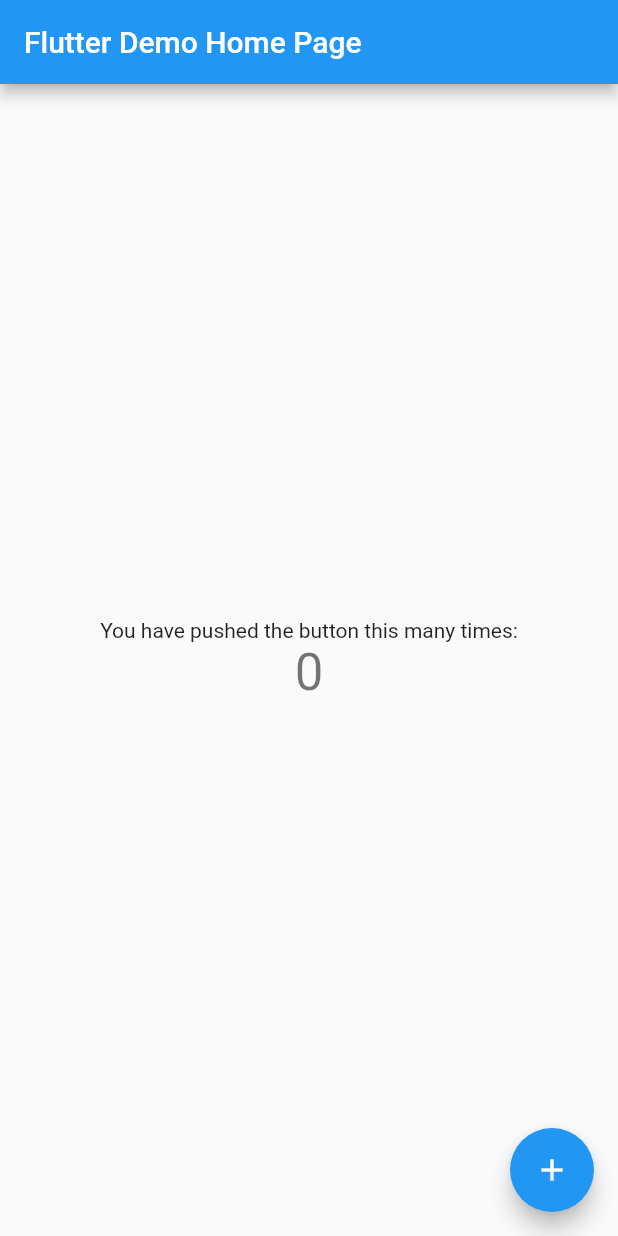
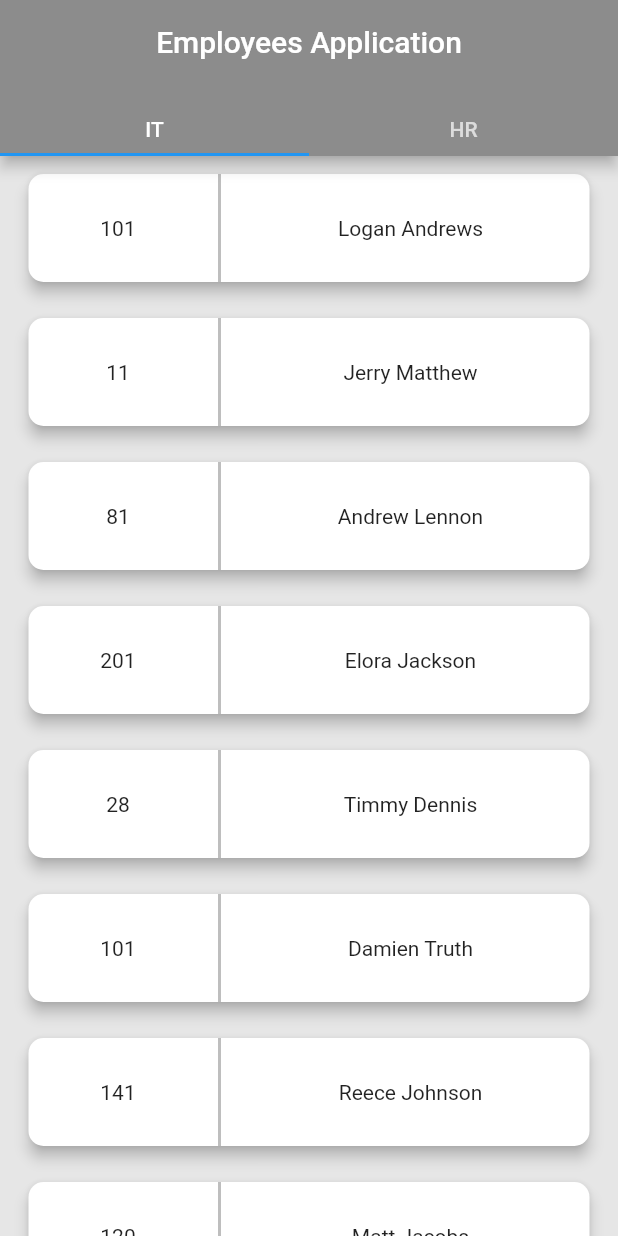
Before and after one commit to HarryJackson1996/employee_application, a Flutter app: the screen it shows after launch, on a phone screen of 412 x 824 dp. Run offline on Flutter 3.47's test engine with Material 2 defaults, Android fonts, the phone set to English and light mode, and no system bars; our stand-ins replace get_it, hive, hive_flutter; accounts and stored records are empty; generated files the repository leaves out were written again.

Commit message:
Implemented basic application for displaying list data separated by category
Implemented logic for fetching and caching employee data.

The employees are then displayed in two separate lists that contain employees that match their category type.

```diff
--- /dev/null
+++ b/employee_application/lib/clients/employee_client.dart
@@ -0,0 +1,23 @@
+import 'dart:convert';
+
+import 'package:employee_application/models/employee_model.dart';
+import 'package:flutter/foundation.dart';
+import 'package:flutter/services.dart';
+
+Employees parseEmployeeConfig(String repsonseBody) {
+  return Employees.fromJson(jsonDecode(repsonseBody));
+}
+
+class EmployeeClient {
+  final String _jsonPath = 'assets/json/employees.json';
+
+  Future<Employees> fetchEmployees() async {
+    try {
+      String data = await rootBundle.loadString(_jsonPath);
+      return compute(parseEmployeeConfig, data);
+    } catch (e) {
+      print(e);
+      return e;
+    }
+  }
+}
--- /dev/null
+++ b/employee_application/lib/consts/box_consts.dart
@@ -0,0 +1 @@
+const String tEmployeesBox = 'tEmployeesBox';
--- /dev/null
+++ b/employee_application/lib/consts/routes_consts.dart
@@ -0,0 +1 @@
+const String initialRoute = '/';
--- /dev/null
+++ b/employee_application/lib/locator.dart
@@ -0,0 +1,18 @@
+import 'package:employee_application/clients/employee_client.dart';
+import 'package:employee_application/consts/box_consts.dart';
+import 'package:employee_application/repositories/employee_repository.dart';
+import 'package:get_it/get_it.dart';
+import 'package:hive/hive.dart';
+
+import 'models/employee_model.dart';
+
+final getIt = GetIt.instance;
+
+void setup(Box<Employees> employeesBox) {
+  getIt.registerSingleton<EmployeeRepository>(
+    EmployeeRepository(
+      EmployeeClient(),
+      employeesBox,
+    ),
+  );
+}
--- a/employee_application/lib/main.dart
+++ b/employee_application/lib/main.dart
@@ -1,113 +1,48 @@
+import 'package:employee_application/locator.dart';
+import 'package:employee_application/models/employee_model.dart';
+import 'package:employee_application/providers/employee_model.dart';
 import 'package:flutter/material.dart';
+import 'package:flutter/services.dart';
+import 'package:hive/hive.dart';
+import 'package:hive_flutter/hive_flutter.dart';
+import 'package:employee_application/consts/box_consts.dart';
+import 'package:provider/provider.dart';
+import 'utils/router_utils.dart' as MyRouter;
 
-void main() {
-  runApp(MyApp());
+void _registerTypeAdapters() {
+  Hive.registerAdapter(EmployeeAdapter());
+  Hive.registerAdapter(EmployeesAdapter());
+  Hive.registerAdapter(EmployeeCategoryAdapter());
+}
+
+void _registerDeviceOrientations() {
+  SystemChrome.setPreferredOrientations([DeviceOrientation.portraitUp]);
+}
+
+void main() async {
+  WidgetsFlutterBinding.ensureInitialized();
+  _registerDeviceOrientations();
+  await Hive.initFlutter();
+  _registerTypeAdapters();
+  var employeesBox = await Hive.openBox<Employees>(tEmployeesBox);
+
+  setup(employeesBox);
+  runApp(
+    MultiProvider(
+      providers: [
+        ChangeNotifierProvider<EmployeeModel>(create: (context) => EmployeeModel()),
+      ],
+      child: MyApp(),
+    ),
+  );
 }
 
 class MyApp extends StatelessWidget {
-  // This widget is the root of your application.
   @override
   Widget build(BuildContext context) {
     return MaterialApp(
-      title: 'Flutter Demo',
-      theme: ThemeData(
-        // This is the theme of your application.
-        //
-        // Try running your application with "flutter run". You'll see the
-        // application has a blue toolbar. Then, without quitting the app, try
-        // changing the primarySwatch below to Colors.green and then invoke
-        // "hot reload" (press "r" in the console where you ran "flutter run",
-        // or simply save your changes to "hot reload" in a Flutter IDE).
-        // Notice that the counter didn't reset back to zero; the application
-        // is not restarted.
-        primarySwatch: Colors.blue,
-      ),
-      home: MyHomePage(title: 'Flutter Demo Home Page'),
+      debugShowCheckedModeBanner: false,
+      onGenerateRoute: MyRouter.Router.generateRoute,
     );
   }
 }
-
-class MyHomePage extends StatefulWidget {
-  MyHomePage({Key key, this.title}) : super(key: key);
-
-  // This widget is the home page of your application. It is stateful, meaning
-  // that it has a State object (defined below) that contains fields that affect
-  // how it looks.
-
-  // This class is the configuration for the state. It holds the values (in this
-  // case the title) provided by the parent (in this case the App widget) and
-  // used by the build method of the State. Fields in a Widget subclass are
-  // always marked "final".
-
-  final String title;
-
-  @override
-  _MyHomePageState createState() => _MyHomePageState();
-}
-
-class _MyHomePageState extends State<MyHomePage> {
-  int _counter = 0;
-
-  void _incrementCounter() {
-    setState(() {
-      // This call to setState tells the Flutter framework that something has
-      // changed in this State, which causes it to rerun the build method below
-      // so that the display can reflect the updated values. If we changed
-      // _counter without calling setState(), then the build method would not be
-      // called again, and so nothing would appear to happen.
-      _counter++;
-    });
-  }
-
-  @override
-  Widget build(BuildContext context) {
-    // This method is rerun every time setState is called, for instance as done
-    // by the _incrementCounter method above.
-    //
-    // The Flutter framework has been optimized to make rerunning build methods
-    // fast, so that you can just rebuild anything that needs updating rather
-    // than having to individually change instances of widgets.
-    return Scaffold(
-      appBar: AppBar(
-        // Here we take the value from the MyHomePage object that was created by
-        // the App.build method, and use it to set our appbar title.
-        title: Text(widget.title),
-      ),
-      body: Center(
-        // Center is a layout widget. It takes a single child and positions it
-        // in the middle of the parent.
-        child: Column(
-          // Column is also a layout widget. It takes a list of children and
-          // arranges them vertically. By default, it sizes itself to fit its
-          // children horizontally, and tries to be as tall as its parent.
-          //
-          // Invoke "debug painting" (press "p" in the console, choose the
-          // "Toggle Debug Paint" action from the Flutter Inspector in Android
-          // Studio, or the "Toggle Debug Paint" command in Visual Studio Code)
-          // to see the wireframe for each widget.
-          //
-          // Column has various properties to control how it sizes itself and
-          // how it positions its children. Here we use mainAxisAlignment to
-          // center the children vertically; the main axis here is the vertical
-          // axis because Columns are vertical (the cross axis would be
-          // horizontal).
-          mainAxisAlignment: MainAxisAlignment.center,
-          children: <Widget>[
-            Text(
-              'You have pushed the button this many times:',
-            ),
-            Text(
-              '$_counter',
-              style: Theme.of(context).textTheme.headline4,
-            ),
-          ],
-        ),
-      ),
-      floatingActionButton: FloatingActionButton(
-        onPressed: _incrementCounter,
-        tooltip: 'Increment',
-        child: Icon(Icons.add),
-      ), // This trailing comma makes auto-formatting nicer for build methods.
-    );
-  }
-}
--- /dev/null
+++ b/employee_application/lib/models/employee_model.dart
@@ -0,0 +1,107 @@
+// To parse this JSON data, do
+//
+//     final employees = employeesFromJson(jsonString);
+
+import 'dart:convert';
+
+import 'package:hive/hive.dart';
+part 'employee_model.g.dart';
+
+Employees employeesFromJson(String str) => Employees.fromJson(json.decode(str));
+
+String employeesToJson(Employees data) => json.encode(data.toJson());
+
+@HiveType(typeId: 0)
+class Employees extends HiveObject {
+  Employees({
+    this.employees,
+  });
+
+  @HiveField(0)
+  final List<Employee> employees;
+
+  Employees copyWith({
+    List<Employee> employees,
+  }) =>
+      Employees(
+        employees: employees ?? this.employees,
+      );
+
+  factory Employees.fromJson(Map<String, dynamic> json) => Employees(
+        employees: json["employees"] == null ? null : List<Employee>.from(json["employees"].map((x) => Employee.fromJson(x))),
+      );
+
+  Map<String, dynamic> toJson() => {
+        "employees": employees == null ? null : List<dynamic>.from(employees.map((x) => x.toJson())),
+      };
+}
+
+@HiveType(typeId: 1)
+class Employee extends HiveObject {
+  Employee({
+    this.id,
+    this.firstName,
+    this.lastName,
+    this.category,
+  });
+
+  @HiveField(0)
+  final int id;
+  @HiveField(1)
+  final String firstName;
+  @HiveField(2)
+  final String lastName;
+  @HiveField(3)
+  final EmployeeCategory category;
+
+  Employee copyWith({
+    int id,
+    String firstName,
+    String lastName,
+    EmployeeCategory category,
+  }) =>
+      Employee(
+        id: id ?? this.id,
+        firstName: firstName ?? this.firstName,
+        lastName: lastName ?? this.lastName,
+        category: category ?? this.category,
+      );
+
+  factory Employee.fromJson(Map<String, dynamic> json) => Employee(
+        id: json["id"] == null ? null : json["id"],
+        firstName: json["firstName"] == null ? null : json["firstName"],
+        lastName: json["lastName"] == null ? null : json["lastName"],
+        category: json["category"] == null ? null : categoryValues.map[json["category"]],
+      );
+
+  Map<String, dynamic> toJson() => {
+        "id": id == null ? null : id,
+        "firstName": firstName == null ? null : firstName,
+        "lastName": lastName == null ? null : lastName,
+        "category": category == null ? null : categoryValues.reverse[category],
+      };
+}
+
+@HiveType(typeId: 2)
+enum EmployeeCategory {
+  @HiveField(0)
+  IT,
+  @HiveField(1)
+  HR,
+}
+
+final categoryValues = EnumValues({"HR": EmployeeCategory.HR, "IT": EmployeeCategory.IT});
+
+class EnumValues<T> {
+  Map<String, T> map;
+  Map<T, String> reverseMap;
+
+  EnumValues(this.map);
+
+  Map<T, String> get reverse {
+    if (reverseMap == null) {
+      reverseMap = map.map((k, v) => new MapEntry(v, k));
+    }
+    return reverseMap;
+  }
+}
--- /dev/null
+++ b/employee_application/lib/providers/employee_model.dart
@@ -0,0 +1,18 @@
+import 'package:employee_application/models/employee_model.dart';
+import 'package:flutter/cupertino.dart';
+import 'package:flutter/foundation.dart';
+
+class EmployeeModel extends ChangeNotifier {
+  List<Employee> _itEmployees;
+  List<Employee> _hrEmployees;
+
+  void setEmployees(List<Employee> employees) {
+    _itEmployees = employees.where((element) => element.category == EmployeeCategory.IT).toList();
+    _hrEmployees = employees.where((element) => element.category == EmployeeCategory.HR).toList();
+    notifyListeners();
+  }
+
+  List<Employee> get itEmployees => _itEmployees;
+
+  List<Employee> get hrEmployees => _hrEmployees;
+}
--- /dev/null
+++ b/employee_application/lib/repositories/employee_repository.dart
@@ -0,0 +1,39 @@
+import 'package:employee_application/clients/employee_client.dart';
+import 'package:employee_application/models/employee_model.dart';
+import 'package:employee_application/providers/employee_model.dart';
+import 'package:flutter/cupertino.dart';
+import 'package:hive/hive.dart';
+import 'package:provider/provider.dart';
+
+class EmployeeRepository {
+  final EmployeeClient client;
+  final Box<Employees> box;
+
+  EmployeeRepository(
+    this.client,
+    this.box,
+  ) : assert(client != null, box != null);
+
+  /// Fetches employees initially from "server": (local json file)
+  /// Caches data, notifies listeners and returns data.
+  Future<Employees> fetchEmployees(String key, BuildContext context) async {
+    final localEmployees = this.box.get(key);
+
+    if (localEmployees == null) {
+      print('remote employees');
+      Employees remoteEmployees;
+      await this.client.fetchEmployees().then((value) async => {
+            remoteEmployees = value,
+            await this.box.put(key, value),
+          });
+      await Future.delayed(Duration(seconds: 2));
+      Provider.of<EmployeeModel>(context, listen: false).setEmployees(remoteEmployees.employees);
+      return remoteEmployees;
+    } else {
+      print('local employees');
+      await Future.delayed(Duration(seconds: 2));
+      Provider.of<EmployeeModel>(context, listen: false).setEmployees(localEmployees.employees);
+      return localEmployees;
+    }
+  }
+}
--- /dev/null
+++ b/employee_application/lib/ui/screens/employees/employee_screen.dart
@@ -0,0 +1,59 @@
+import 'package:employee_application/consts/box_consts.dart';
+import 'package:employee_application/locator.dart';
+import 'package:employee_application/models/employee_model.dart';
+import 'package:employee_application/providers/employee_model.dart';
+import 'package:employee_application/repositories/employee_repository.dart';
+import 'package:employee_application/ui/screens/employees/widgets/employee_page.dart';
+import 'package:employee_application/ui/widgets/loading_indicator.dart';
+import 'package:flutter/material.dart';
+import 'package:provider/provider.dart';
+
+class EmployeeScreen extends StatelessWidget {
+  @override
+  Widget build(BuildContext context) {
+    return DefaultTabController(
+      length: EmployeeCategory.values.length,
+      child: Scaffold(
+        backgroundColor: Color.fromRGBO(230, 230, 230, 1),
+        appBar: AppBar(
+          backgroundColor: Color.fromRGBO(140, 140, 140, 1),
+          bottom: TabBar(
+            tabs: [
+              for (int i = 0; i < EmployeeCategory.values.length; i++) ...{
+                Padding(
+                  padding: const EdgeInsets.all(8.0),
+                  child: Text(
+                    EmployeeCategory.values[i].toString().formatString('.'),
+                  ),
+                ),
+              }
+            ],
+          ),
+          title: Text('Employees Application'),
+          centerTitle: true,
+        ),
+        body: FutureBuilder<Employees>(
+          future: getIt.get<EmployeeRepository>().fetchEmployees(tEmployeesBox, context),
+          builder: (context, data) {
+            if (data != null && data.hasData) {
+              return TabBarView(
+                children: [
+                  EmployeePage(employees: context.read<EmployeeModel>().itEmployees),
+                  EmployeePage(employees: context.read<EmployeeModel>().hrEmployees),
+                ],
+              );
+            } else {
+              return LoadingIndicator();
+            }
+          },
+        ),
+      ),
+    );
+  }
+}
+
+extension TabString on String {
+  String formatString(String pattern) {
+    return this.split(pattern)[1].toUpperCase();
+  }
+}
--- /dev/null
+++ b/employee_application/lib/ui/screens/employees/widgets/employee_card.dart
@@ -0,0 +1,50 @@
+import 'package:employee_application/models/employee_model.dart';
+import 'package:flutter/material.dart';
+
+class EmployeeCard extends StatelessWidget {
+  final Employee employee;
+
+  EmployeeCard({this.employee}) : assert(employee != null);
+
+  @override
+  Widget build(BuildContext context) {
+    return Padding(
+      padding: const EdgeInsets.symmetric(
+        vertical: 8.0,
+      ),
+      child: SizedBox(
+        height: 80.0,
+        child: Card(
+          elevation: 4.0,
+          shape: RoundedRectangleBorder(
+            borderRadius: BorderRadius.circular(10.0),
+          ),
+          child: Row(
+            children: [
+              Expanded(
+                flex: 1,
+                child: Center(
+                  child: Text(
+                    employee.id.toString(),
+                  ),
+                ),
+              ),
+              VerticalDivider(
+                color: Color.fromRGBO(190, 190, 190, 1),
+                thickness: 2.0,
+              ),
+              Expanded(
+                flex: 2,
+                child: Center(
+                  child: Center(
+                    child: Text(employee.firstName + " " + employee.lastName),
+                  ),
+                ),
+              ),
+            ],
+          ),
+        ),
+      ),
+    );
+  }
+}
--- /dev/null
+++ b/employee_application/lib/ui/screens/employees/widgets/employee_page.dart
@@ -0,0 +1,40 @@
+import 'package:employee_application/consts/box_consts.dart';
+import 'package:employee_application/locator.dart';
+import 'package:employee_application/models/employee_model.dart';
+import 'package:employee_application/providers/employee_model.dart';
+import 'package:employee_application/repositories/employee_repository.dart';
+import 'package:flutter/material.dart';
+import 'package:provider/provider.dart';
+import 'employee_card.dart';
+
+class EmployeePage extends StatelessWidget {
+  final List<Employee> employees;
+
+  EmployeePage({this.employees});
+
+  @override
+  Widget build(BuildContext context) {
+    return Container(
+      child: Selector<EmployeeModel, List<Employee>>(
+        builder: (context, data, child) {
+          return RefreshIndicator(
+            onRefresh: () async {
+              await getIt.get<EmployeeRepository>().fetchEmployees(tEmployeesBox, context);
+            },
+            child: ListView.builder(
+              physics: ClampingScrollPhysics(),
+              padding: EdgeInsets.symmetric(horizontal: 15.0),
+              itemCount: data.length,
+              itemBuilder: (BuildContext context, int index) {
+                return EmployeeCard(
+                  employee: data[index],
+                );
+              },
+            ),
+          );
+        },
+        selector: (buildContext, model) => employees,
+      ),
+    );
+  }
+}
--- /dev/null
+++ b/employee_application/lib/utils/router_utils.dart
@@ -0,0 +1,23 @@
+import 'package:employee_application/consts/routes_consts.dart';
+import 'package:employee_application/ui/screens/employees/employee_screen.dart';
+import 'package:flutter/material.dart';
+
+class Router {
+  static Route<dynamic> generateRoute(RouteSettings settings) {
+    switch (settings.name) {
+      case initialRoute:
+        return MaterialPageRoute(builder: (_) => EmployeeScreen());
+        break;
+      default:
+        return MaterialPageRoute(
+          builder: (_) => Scaffold(
+            appBar: AppBar(),
+            body: Center(
+              child: Text('No route defined for ${settings.name}'),
+            ),
+          ),
+        );
+        break;
+    }
+  }
+}
```
Also changed, not shown: employee_application/assets/json/employees.json (added, +137 -0 lines), employee_application/lib/ui/widgets/loading_indicator.dart (added, +44 -0 lines), employee_application/lib/utils/screen_utils.dart (added, +11 -0 lines), employee_application/pubspec.yaml (+8 -1 lines), employee_application/lib/models/employee_model.g.dart (added).
